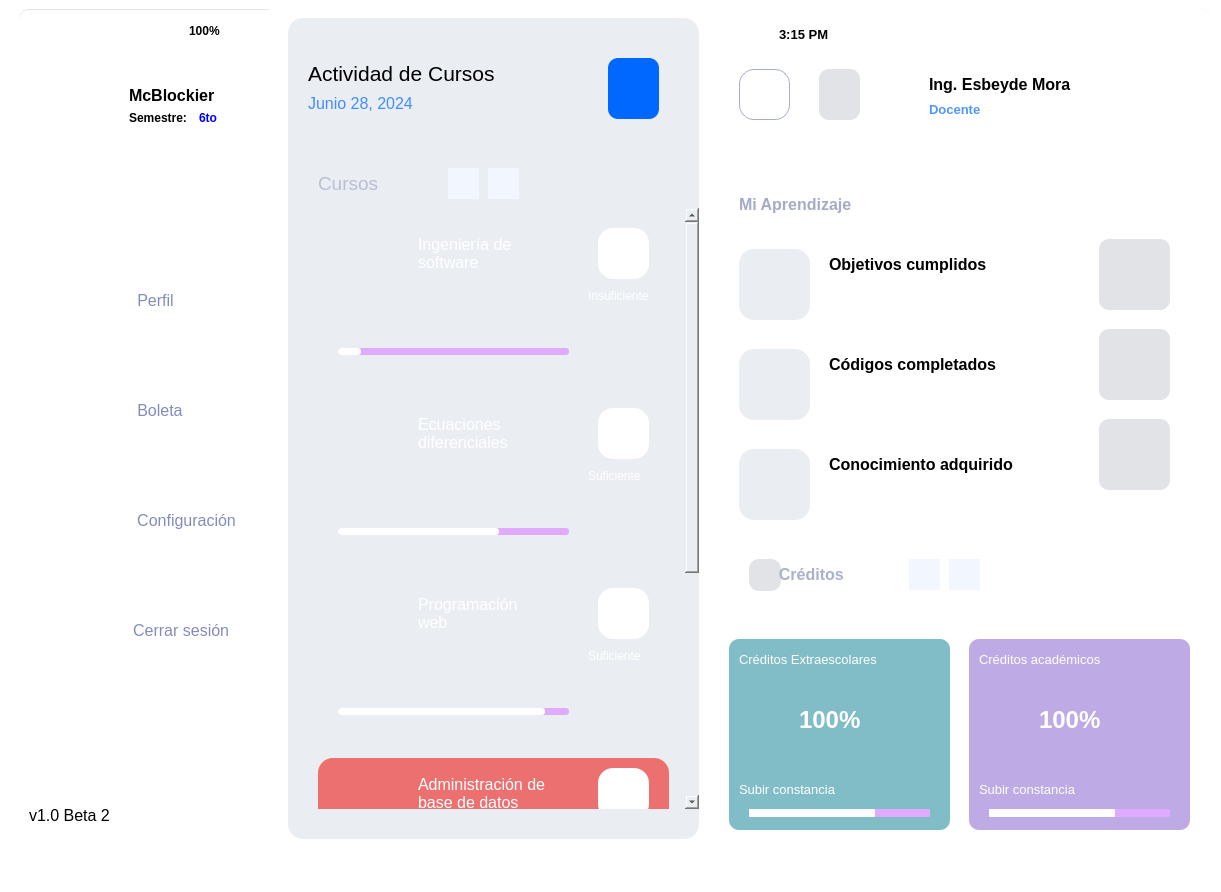
The window that UI/Student.ui (McBlockier/SCA) describes before a commit, drawn with Qt 5.
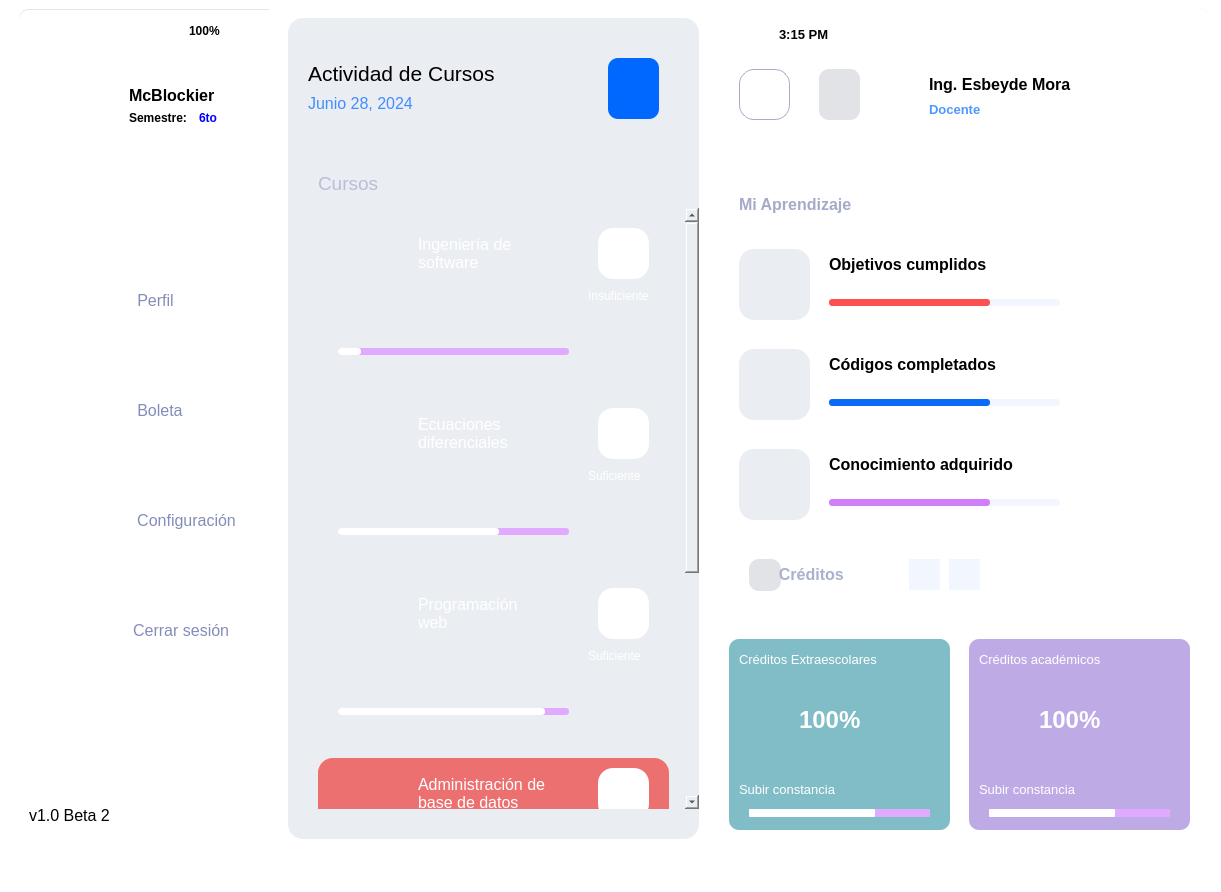
The same window after the commit. Icons and pictures are not drawn.

```diff
--- a/UI/Student.ui
+++ b/UI/Student.ui
@@ -195,74 +195,6 @@
         <string>Cursos</string>
        </property>
       </widget>
-      <widget class="QPushButton" name="buttonBack">
-       <property name="geometry">
-        <rect>
-         <x>160</x>
-         <y>150</y>
-         <width>31</width>
-         <height>31</height>
-        </rect>
-       </property>
-       <property name="cursor">
-        <cursorShape>PointingHandCursor</cursorShape>
-       </property>
-       <property name="toolTip">
-        <string>Anterior semestre</string>
-       </property>
-       <property name="styleSheet">
-        <string notr="true"> QPushButton {
-                background-color: #f2f6ff;
-                border-radius: 20px;
-                color: #0068ff; /* Color del texto */
-            }
-QPushButton:hover {
-                background-color: gainsboro;
-                border-radius: 20px;
-            }</string>
-       </property>
-       <property name="text">
-        <string/>
-       </property>
-       <property name="icon">
-        <iconset>
-         <normaloff>../Resources/left.png</normaloff>../Resources/left.png</iconset>
-       </property>
-      </widget>
-      <widget class="QPushButton" name="buttonNext">
-       <property name="geometry">
-        <rect>
-         <x>200</x>
-         <y>150</y>
-         <width>31</width>
-         <height>31</height>
-        </rect>
-       </property>
-       <property name="cursor">
-        <cursorShape>PointingHandCursor</cursorShape>
-       </property>
-       <property name="toolTip">
-        <string>Siguiente semestre</string>
-       </property>
-       <property name="styleSheet">
-        <string notr="true"> QPushButton {
-                background-color: #f2f6ff;
-                border-radius: 20px;
-                color: #0068ff; /* Color del texto */
-            }
-QPushButton:hover {
-                background-color: gainsboro;
-                border-radius: 20px;
-            }</string>
-       </property>
-       <property name="text">
-        <string/>
-       </property>
-       <property name="icon">
-        <iconset>
-         <normaloff>../Resources/right.png</normaloff>../Resources/right.png</iconset>
-       </property>
-      </widget>
       <widget class="QScrollArea" name="scrollArea">
        <property name="geometry">
         <rect>
@@ -306,7 +238,7 @@
         <property name="geometry">
          <rect>
           <x>0</x>
-          <y>-380</y>
+          <y>0</y>
           <width>401</width>
           <height>981</height>
          </rect>
@@ -760,7 +692,7 @@
            <string/>
           </property>
           <property name="pixmap">
-           <pixmap>../Resources/1.png</pixmap>
+           <pixmap>../Resources/9.png</pixmap>
           </property>
          </widget>
          <widget class="QPushButton" name="pushButton_9">
@@ -1755,75 +1687,6 @@
        <string>Conocimiento adquirido</string>
       </property>
      </widget>
-     <widget class="QPushButton" name="pushButton_6">
-      <property name="geometry">
-       <rect>
-        <x>830</x>
-        <y>230</y>
-        <width>71</width>
-        <height>71</height>
-       </rect>
-      </property>
-      <property name="text">
-       <string/>
-      </property>
-      <property name="icon">
-       <iconset>
-        <normaloff>../Resources/progress1.jpg</normaloff>../Resources/progress1.jpg</iconset>
-      </property>
-      <property name="iconSize">
-       <size>
-        <width>74</width>
-        <height>74</height>
-       </size>
-      </property>
-     </widget>
-     <widget class="QPushButton" name="pushButton_7">
-      <property name="geometry">
-       <rect>
-        <x>830</x>
-        <y>320</y>
-        <width>71</width>
-        <height>71</height>
-       </rect>
-      </property>
-      <property name="text">
-       <string/>
-      </property>
-      <property name="icon">
-       <iconset>
-        <normaloff>../Resources/progress2.jpg</normaloff>../Resources/progress2.jpg</iconset>
-      </property>
-      <property name="iconSize">
-       <size>
-        <width>74</width>
-        <height>74</height>
-       </size>
-      </property>
-     </widget>
-     <widget class="QPushButton" name="pushButton_8">
-      <property name="geometry">
-       <rect>
-        <x>830</x>
-        <y>410</y>
-        <width>71</width>
-        <height>71</height>
-       </rect>
-      </property>
-      <property name="text">
-       <string/>
-      </property>
-      <property name="icon">
-       <iconset>
-        <normaloff>../Resources/progress3.jpg</normaloff>../Resources/progress3.jpg</iconset>
-      </property>
-      <property name="iconSize">
-       <size>
-        <width>74</width>
-        <height>74</height>
-       </size>
-      </property>
-     </widget>
      <widget class="QLabel" name="lbTime">
       <property name="geometry">
        <rect>
@@ -2202,6 +2065,135 @@
        </widget>
       </widget>
      </widget>
+     <widget class="QProgressBar" name="progressBar_2">
+      <property name="geometry">
+       <rect>
+        <x>560</x>
+        <y>390</y>
+        <width>231</width>
+        <height>7</height>
+       </rect>
+      </property>
+      <property name="styleSheet">
+       <string notr="true">/* Estilo base del QProgressBar */
+QProgressBar {
+    background-color: #f3f6fe;
+    height: 5px; /* Incrementa el tamaño vertical para una mejor apariencia */
+    border-radius: 3px; /* Ajusta el radio de borde para una apariencia más suave */
+}
+
+/* Estilo del chunk (parte de progreso) */
+QProgressBar::chunk {
+    background-color: #0a6bf7; /* Cambia el color del chunk */
+    border-radius: 3px; /* Ajusta el radio de borde del chunk */
+}
+
+/* Añade transiciones para hacer los cambios de estilo más suaves */
+QProgressBar {
+    transition: background-color 0.3s ease;
+}
+
+QProgressBar::chunk {
+    transition: background-color 0.3s ease;
+}
+</string>
+      </property>
+      <property name="value">
+       <number>70</number>
+      </property>
+      <property name="textVisible">
+       <bool>false</bool>
+      </property>
+      <property name="format">
+       <string>%p%</string>
+      </property>
+     </widget>
+     <widget class="QProgressBar" name="progressBar_8">
+      <property name="geometry">
+       <rect>
+        <x>560</x>
+        <y>290</y>
+        <width>231</width>
+        <height>7</height>
+       </rect>
+      </property>
+      <property name="styleSheet">
+       <string notr="true">/* Estilo base del QProgressBar */
+QProgressBar {
+    background-color: #f3f6fe;
+    height: 5px; /* Incrementa el tamaño vertical para una mejor apariencia */
+    border-radius: 3px; /* Ajusta el radio de borde para una apariencia más suave */
+}
+
+/* Estilo del chunk (parte de progreso) */
+QProgressBar::chunk {
+    background-color: #fe4f51; /* Cambia el color del chunk */
+    border-radius: 3px; /* Ajusta el radio de borde del chunk */
+}
+
+/* Añade transiciones para hacer los cambios de estilo más suaves */
+QProgressBar {
+    transition: background-color 0.3s ease;
+}
+
+QProgressBar::chunk {
+    transition: background-color 0.3s ease;
+}
+</string>
+      </property>
+      <property name="value">
+       <number>70</number>
+      </property>
+      <property name="textVisible">
+       <bool>false</bool>
+      </property>
+      <property name="format">
+       <string>%p%</string>
+      </property>
+     </widget>
+     <widget class="QProgressBar" name="progressBar_9">
+      <property name="geometry">
+       <rect>
+        <x>560</x>
+        <y>490</y>
+        <width>231</width>
+        <height>7</height>
+       </rect>
+      </property>
+      <property name="styleSheet">
+       <string notr="true">/* Estilo base del QProgressBar */
+QProgressBar {
+    background-color: #f3f6fe;
+    height: 5px; /* Incrementa el tamaño vertical para una mejor apariencia */
+    border-radius: 3px; /* Ajusta el radio de borde para una apariencia más suave */
+}
+
+/* Estilo del chunk (parte de progreso) */
+QProgressBar::chunk {
+    background-color: #cf80f8; /* Cambia el color del chunk */
+    border-radius: 3px; /* Ajusta el radio de borde del chunk */
+}
+
+/* Añade transiciones para hacer los cambios de estilo más suaves */
+QProgressBar {
+    transition: background-color 0.3s ease;
+}
+
+QProgressBar::chunk {
+    transition: background-color 0.3s ease;
+}
+</string>
+      </property>
+      <property name="value">
+       <number>70</number>
+      </property>
+      <property name="textVisible">
+       <bool>false</bool>
+      </property>
+      <property name="format">
+       <string>%p%</string>
+      </property>
+     </widget>
      <zorder>lbIconSide</zorder>
      <zorder>frameActivity</zorder>
      <zorder>label_15</zorder>
@@ -2219,12 +2211,12 @@
      <zorder>label_19</zorder>
      <zorder>label_20</zorder>
      <zorder>label_21</zorder>
-     <zorder>pushButton_6</zorder>
-     <zorder>pushButton_7</zorder>
-     <zorder>pushButton_8</zorder>
      <zorder>lbTime</zorder>
      <zorder>clock</zorder>
      <zorder>frame</zorder>
+     <zorder>progressBar_2</zorder>
+     <zorder>progressBar_8</zorder>
+     <zorder>progressBar_9</zorder>
     </widget>
    </widget>
    <widget class="QFrame" name="siderBar">
```
